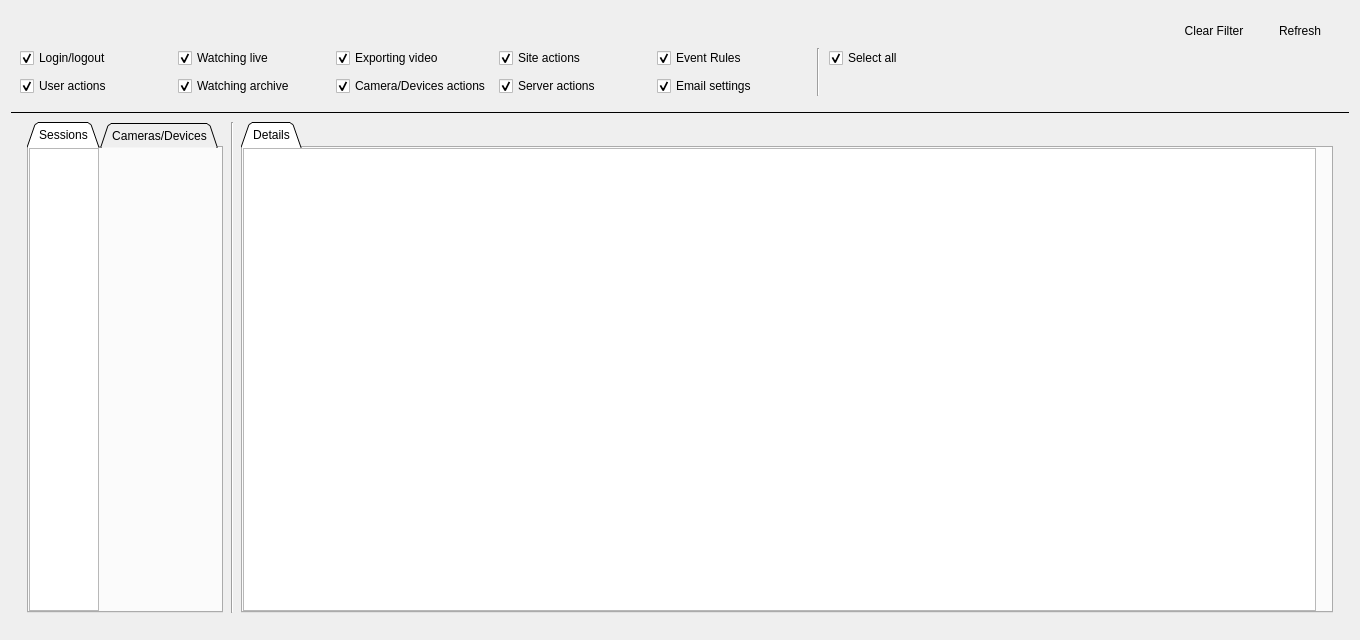
The window that vms/client/nx_vms_client_desktop/src/ui/dialogs/audit_log_dialog.ui (networkoptix/nx_open) describes before a commit, drawn with Qt 5.
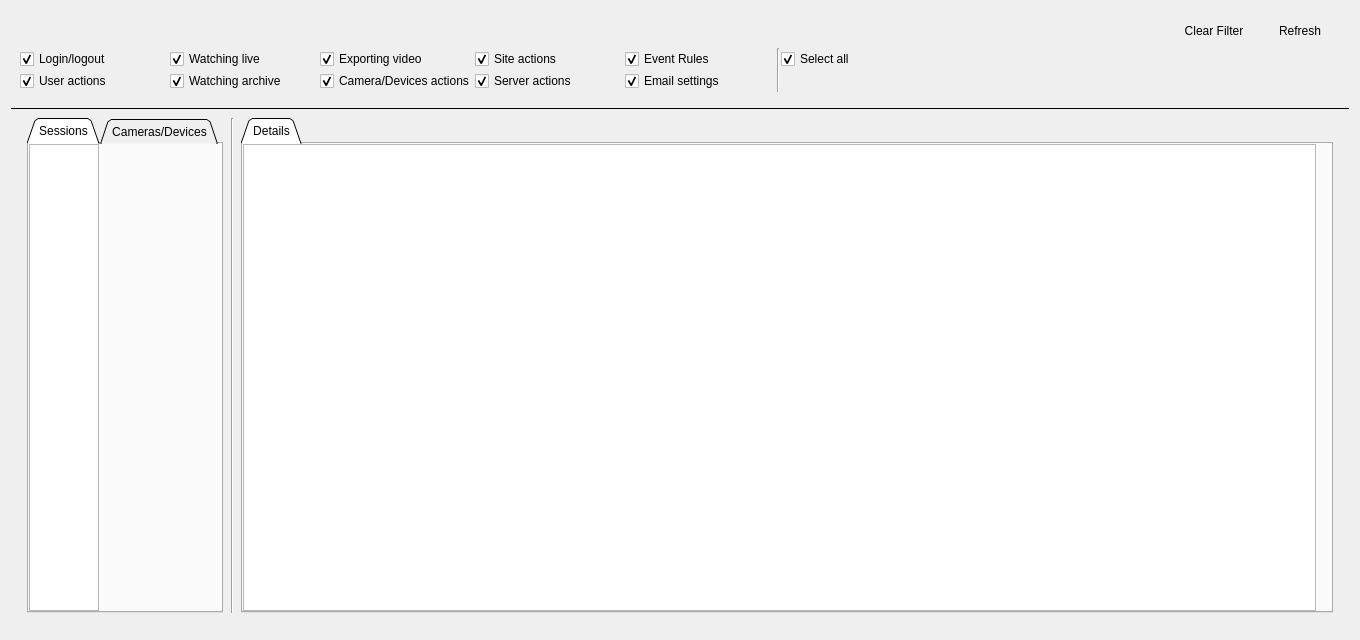
The same window after the commit. Custom widgets are drawn as their Qt base class.

Commit message: VMS-58396: Fix incorrect spacing between checkboxes in the Audit Trail dialog

The edit to the form file:
```diff
--- a/vms/client/nx_vms_client_desktop/src/ui/dialogs/audit_log_dialog.ui
+++ b/vms/client/nx_vms_client_desktop/src/ui/dialogs/audit_log_dialog.ui
@@ -73,12 +73,12 @@
         <item>
          <layout class="QGridLayout" name="checkboxesLayout">
           <property name="spacing">
-           <number>8</number>
+           <number>0</number>
           </property>
           <item row="1" column="0">
            <widget class="QCheckBox" name="checkBoxUsers">
             <property name="sizePolicy">
-             <sizepolicy hsizetype="Minimum" vsizetype="Fixed">
+             <sizepolicy hsizetype="Minimum" vsizetype="Ignored">
               <horstretch>0</horstretch>
               <verstretch>0</verstretch>
              </sizepolicy>
@@ -86,7 +86,7 @@
             <property name="minimumSize">
              <size>
               <width>150</width>
-              <height>0</height>
+              <height>22</height>
              </size>
             </property>
             <property name="text">
@@ -100,7 +100,7 @@
           <item row="0" column="6">
            <widget class="QCheckBox" name="selectAllCheckBox">
             <property name="sizePolicy">
-             <sizepolicy hsizetype="Minimum" vsizetype="Fixed">
+             <sizepolicy hsizetype="Minimum" vsizetype="Ignored">
               <horstretch>0</horstretch>
               <verstretch>0</verstretch>
              </sizepolicy>
@@ -116,7 +116,7 @@
           <item row="1" column="3">
            <widget class="QCheckBox" name="checkBoxServers">
             <property name="sizePolicy">
-             <sizepolicy hsizetype="Minimum" vsizetype="Fixed">
+             <sizepolicy hsizetype="Minimum" vsizetype="Ignored">
               <horstretch>0</horstretch>
               <verstretch>0</verstretch>
              </sizepolicy>
@@ -124,7 +124,7 @@
             <property name="minimumSize">
              <size>
               <width>150</width>
-              <height>0</height>
+              <height>22</height>
              </size>
             </property>
             <property name="text">
@@ -138,7 +138,7 @@
           <item row="0" column="4">
            <widget class="QCheckBox" name="checkBoxBRules">
             <property name="sizePolicy">
-             <sizepolicy hsizetype="Minimum" vsizetype="Fixed">
+             <sizepolicy hsizetype="Minimum" vsizetype="Ignored">
               <horstretch>0</horstretch>
               <verstretch>0</verstretch>
              </sizepolicy>
@@ -146,7 +146,7 @@
             <property name="minimumSize">
              <size>
               <width>150</width>
-              <height>0</height>
+              <height>22</height>
              </size>
             </property>
             <property name="text">
@@ -160,7 +160,7 @@
           <item row="0" column="2">
            <widget class="QCheckBox" name="checkBoxExport">
             <property name="sizePolicy">
-             <sizepolicy hsizetype="Minimum" vsizetype="Fixed">
+             <sizepolicy hsizetype="Minimum" vsizetype="Ignored">
               <horstretch>0</horstretch>
               <verstretch>0</verstretch>
              </sizepolicy>
@@ -168,7 +168,7 @@
             <property name="minimumSize">
              <size>
               <width>150</width>
-              <height>0</height>
+              <height>22</height>
              </size>
             </property>
             <property name="text">
@@ -182,7 +182,7 @@
           <item row="1" column="2">
            <widget class="QCheckBox" name="checkBoxCameras">
             <property name="sizePolicy">
-             <sizepolicy hsizetype="Minimum" vsizetype="Fixed">
+             <sizepolicy hsizetype="Minimum" vsizetype="Ignored">
               <horstretch>0</horstretch>
               <verstretch>0</verstretch>
              </sizepolicy>
@@ -190,7 +190,7 @@
             <property name="minimumSize">
              <size>
               <width>150</width>
-              <height>0</height>
+              <height>22</height>
              </size>
             </property>
             <property name="text">
@@ -204,7 +204,7 @@
           <item row="0" column="3">
            <widget class="QCheckBox" name="checkBoxSystem">
             <property name="sizePolicy">
-             <sizepolicy hsizetype="Minimum" vsizetype="Fixed">
+             <sizepolicy hsizetype="Minimum" vsizetype="Ignored">
               <horstretch>0</horstretch>
               <verstretch>0</verstretch>
              </sizepolicy>
@@ -212,7 +212,7 @@
             <property name="minimumSize">
              <size>
               <width>150</width>
-              <height>0</height>
+              <height>22</height>
              </size>
             </property>
             <property name="text">
@@ -226,7 +226,7 @@
           <item row="1" column="1">
            <widget class="QCheckBox" name="checkBoxArchive">
             <property name="sizePolicy">
-             <sizepolicy hsizetype="Minimum" vsizetype="Fixed">
+             <sizepolicy hsizetype="Minimum" vsizetype="Ignored">
               <horstretch>0</horstretch>
               <verstretch>0</verstretch>
              </sizepolicy>
@@ -234,7 +234,7 @@
             <property name="minimumSize">
              <size>
               <width>150</width>
-              <height>0</height>
+              <height>22</height>
              </size>
             </property>
             <property name="text">
@@ -248,7 +248,7 @@
           <item row="0" column="1">
            <widget class="QCheckBox" name="checkBoxLive">
             <property name="sizePolicy">
-             <sizepolicy hsizetype="Minimum" vsizetype="Fixed">
+             <sizepolicy hsizetype="Minimum" vsizetype="Ignored">
               <horstretch>0</horstretch>
               <verstretch>0</verstretch>
              </sizepolicy>
@@ -256,7 +256,7 @@
             <property name="minimumSize">
              <size>
               <width>150</width>
-              <height>0</height>
+              <height>22</height>
              </size>
             </property>
             <property name="text">
@@ -289,7 +289,7 @@
           <item row="0" column="0">
            <widget class="QCheckBox" name="checkBoxLogin">
             <property name="sizePolicy">
-             <sizepolicy hsizetype="Minimum" vsizetype="Fixed">
+             <sizepolicy hsizetype="Minimum" vsizetype="Ignored">
               <horstretch>0</horstretch>
               <verstretch>0</verstretch>
              </sizepolicy>
@@ -297,7 +297,7 @@
             <property name="minimumSize">
              <size>
               <width>150</width>
-              <height>0</height>
+              <height>22</height>
              </size>
             </property>
             <property name="text">
@@ -311,7 +311,7 @@
           <item row="1" column="4">
            <widget class="QCheckBox" name="checkBoxEmail">
             <property name="sizePolicy">
-             <sizepolicy hsizetype="Minimum" vsizetype="Fixed">
+             <sizepolicy hsizetype="Minimum" vsizetype="Ignored">
               <horstretch>0</horstretch>
               <verstretch>0</verstretch>
              </sizepolicy>
@@ -319,7 +319,7 @@
             <property name="minimumSize">
              <size>
               <width>150</width>
-              <height>0</height>
+              <height>22</height>
              </size>
             </property>
             <property name="text">
```
